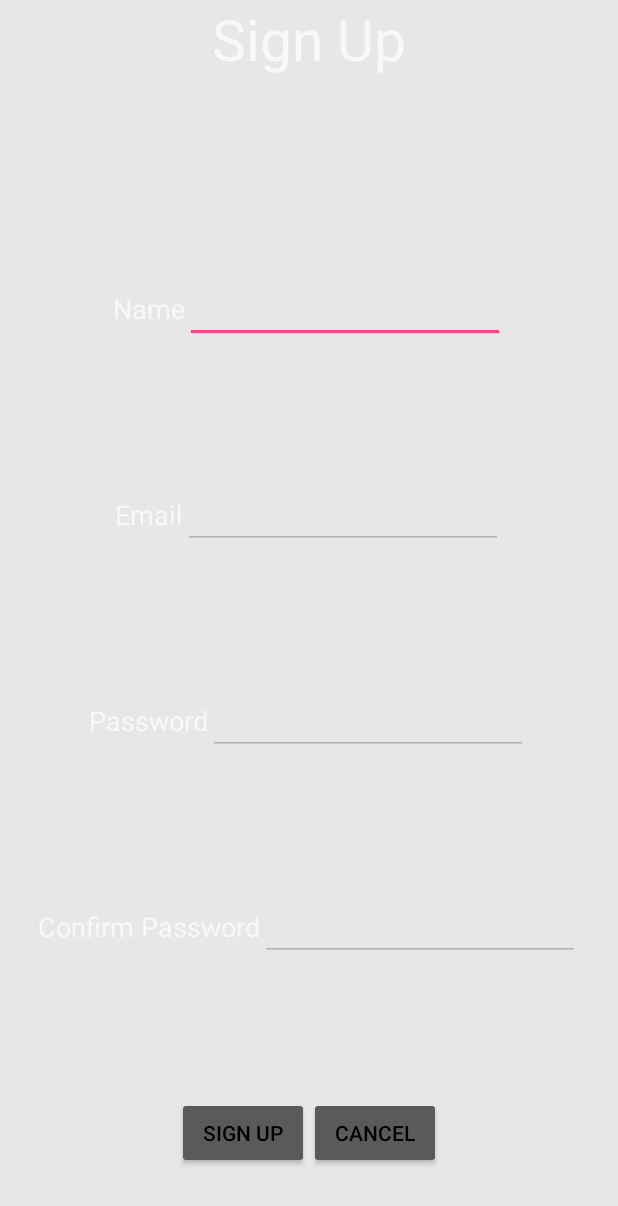
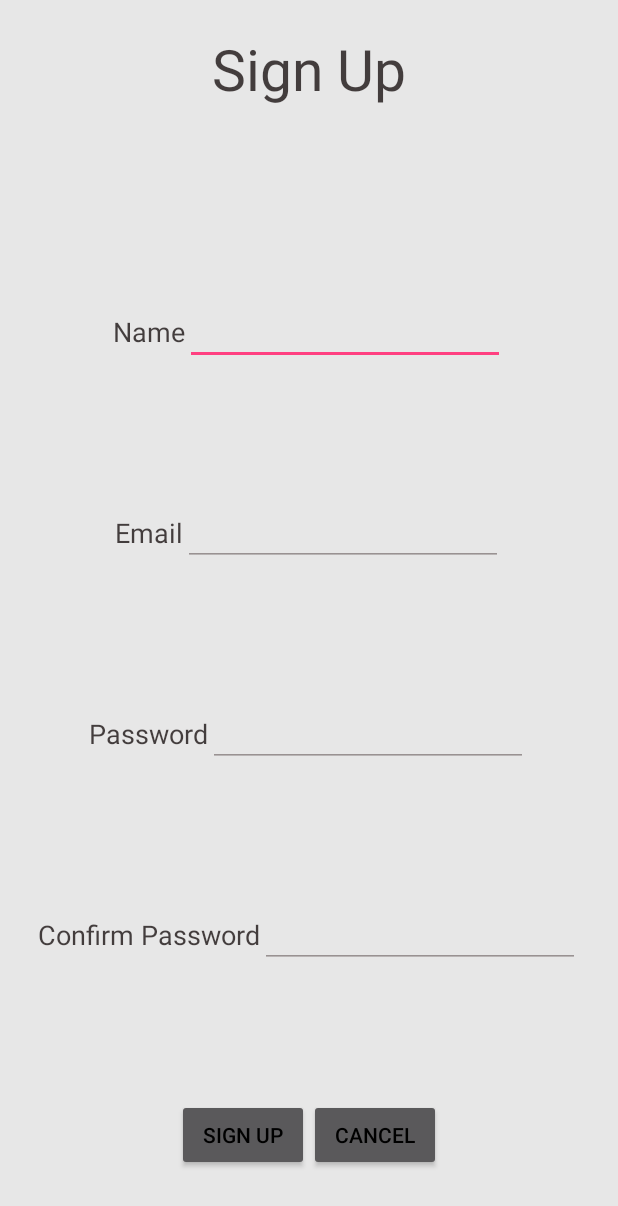
Before and after one commit to AlstonLin/PennApps-Android, an Android app: the SignUpActivity screen opened directly, with no data from a screen before it, on a phone screen of 412 x 824 dp. Shown: the top 1206 px of the screen. Run offline under Robolectric (Android 15) with nearby library versions, the phone set to English and light mode, and no system bars.

Commit message:
Colors pushed

```diff
--- a/app/src/main/AndroidManifest.xml
+++ b/app/src/main/AndroidManifest.xml
@@ -9,7 +9,8 @@
         android:icon="@mipmap/ic_launcher"
         android:label="@string/app_name"
         android:supportsRtl="true"
-        android:theme="@style/AppTheme">
+        android:theme="@style/AppTheme"
+        android:screenOrientation="portrait">
 
         <activity android:name=".MainActivity">
             <intent-filter>
--- a/app/src/main/res/layout/activity_main.xml
+++ b/app/src/main/res/layout/activity_main.xml
@@ -11,6 +11,8 @@
         android:layout_height="0dp"
         android:layout_weight="5"
         android:text="@string/app_name"
+        android:textColor="@color/black"
+        android:layout_marginTop="30dp"
         android:textSize="38sp"
         android:layout_gravity="center_horizontal"
         android:id="@+id/textView" />
@@ -23,6 +25,7 @@
         <TextView
             android:layout_width="wrap_content"
             android:layout_height="wrap_content"
+            android:textColor="@color/black"
             android:text="Email"
             android:textSize="32sp" />
 
@@ -44,6 +47,7 @@
             android:layout_width="wrap_content"
             android:layout_height="wrap_content"
             android:text="Password"
+            android:textColor="@color/black"
             android:textSize="32sp" />
         <EditText
             android:layout_width="wrap_content"
--- a/app/src/main/res/layout/activity_sign_up.xml
+++ b/app/src/main/res/layout/activity_sign_up.xml
@@ -11,6 +11,8 @@
         android:layout_height="0dp"
         android:layout_weight="1"
         android:text="Sign Up"
+        android:textColor="@color/black"
+        android:layout_marginTop="20dp"
         android:textSize="38sp"
         android:layout_gravity="center_horizontal"
         android:id="@+id/textView" />
@@ -24,6 +26,7 @@
             android:layout_width="wrap_content"
             android:layout_height="wrap_content"
             android:text="Name"
+            android:textColor="@color/black"
             android:textSize="18sp" />
 
         <EditText
@@ -43,6 +46,7 @@
             android:layout_width="wrap_content"
             android:layout_height="wrap_content"
             android:text="Email"
+            android:textColor="@color/black"
             android:textSize="18sp" />
 
         <EditText
@@ -62,6 +66,7 @@
             android:layout_width="wrap_content"
             android:layout_height="wrap_content"
             android:text="Password"
+            android:textColor="@color/black"
             android:textSize="18sp" />
         <EditText
             android:layout_width="wrap_content"
@@ -81,6 +86,7 @@
             android:layout_width="wrap_content"
             android:layout_height="wrap_content"
             android:text="Confirm Password"
+            android:textColor="@color/black"
             android:textSize="18sp" />
         <EditText
             android:layout_width="wrap_content"
--- a/app/src/main/res/values/colors.xml
+++ b/app/src/main/res/values/colors.xml
@@ -1,17 +1,19 @@
 <?xml version="1.0" encoding="utf-8"?>
 <resources>
     <color name="colorPrimary">#3F51B5</color>
-    <color name="colorPrimaryDark">#cb191212</color>
+    <color name="colorPrimaryDark">#7f77e5</color>
     <color name="colorAccent">#FF4081</color>
-    <color name="primary_material_dark">#e91e1e</color>
-    <color name="primary_dark_material_dark">#9b1818</color>
+    <color name="primary_material_dark">#ffc107</color>
+    <color name="primary_dark_material_dark">#21189b</color>
     <color name="accent_material_light">#ff1c1c</color>
     <color name="black">#cb191212</color>
     <color name="brown900">#000000</color>
     <color name="primary_text_material_light">#000000</color>
-    <color name="primary_text_material_dark">#555555</color>
+    <color name="primary_text_material_dark">#020202</color>
     <color name="background_material_light">#ffffff</color>
-    <color name="secondary_text_material_light">#b4b4b4</color>
+    <color name="secondary_text_material_light">#999292</color>
     <color name="colorBackground">#e7e7e7</color>
-    <color name="secondary_text_material_dark">#ffe8e8</color>
+    <color name="secondary_text_material_dark">#000000</color>
+    <color name="primary_text_default_material_dark">#000000</color>
+    <color name="background_material_dark">#d2d2d2</color>
 </resources>
```
Also changed, not shown: app/src/main/res/values/styles.xml (+8 -0 lines).
